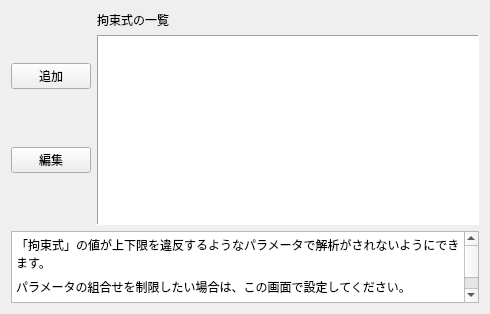
Above: pyfemtet_opt_gui/ui/WizardPage_cns.ui from pyfemtet/pyfemtet-opt-gui before the change. Below: the same form after it.
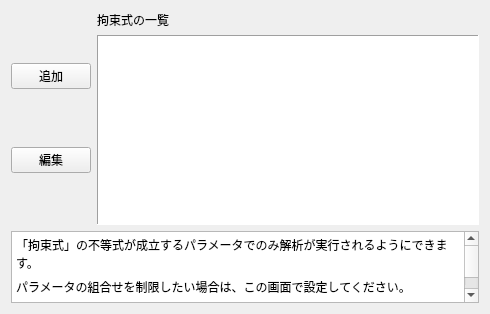
That is the form after the change. Icons and pictures are not drawn.

Commit message: CHANGE: 文言を変更

Patch:
```diff
--- a/pyfemtet_opt_gui/ui/WizardPage_cns.ui
+++ b/pyfemtet_opt_gui/ui/WizardPage_cns.ui
@@ -114,7 +114,7 @@
 li.unchecked::marker { content: &quot;\2610&quot;; }
 li.checked::marker { content: &quot;\2612&quot;; }
 &lt;/style&gt;&lt;/head&gt;&lt;body style=&quot; font-family:'Yu Gothic UI'; font-size:9pt; font-weight:400; font-style:normal;&quot;&gt;
-&lt;p style=&quot; margin-top:6px; margin-bottom:6px; margin-left:0px; margin-right:0px; -qt-block-indent:0; text-indent:0px;&quot;&gt;「拘束式」の値が上下限を違反するようなパラメータで解析がされないようにできます。&lt;/p&gt;
+&lt;p style=&quot; margin-top:6px; margin-bottom:6px; margin-left:0px; margin-right:0px; -qt-block-indent:0; text-indent:0px;&quot;&gt;「拘束式」の不等式が成立するパラメータでのみ解析が実行されるようにできます。&lt;/p&gt;
 &lt;p style=&quot; margin-top:6px; margin-bottom:6px; margin-left:0px; margin-right:0px; -qt-block-indent:0; text-indent:0px;&quot;&gt;パラメータの組合せを制限したい場合は、この画面で設定してください。&lt;/p&gt;
 &lt;p style=&quot; margin-top:6px; margin-bottom:6px; margin-left:0px; margin-right:0px; -qt-block-indent:0; text-indent:0px;&quot;&gt;この設定が必要なければ、「次へ」を押してください。&lt;/p&gt;&lt;/body&gt;&lt;/html&gt;</string>
      </property>
```
Left out of the diff: 2 changed lines with no effect on the pictures. The commit also changes 1 other file.
